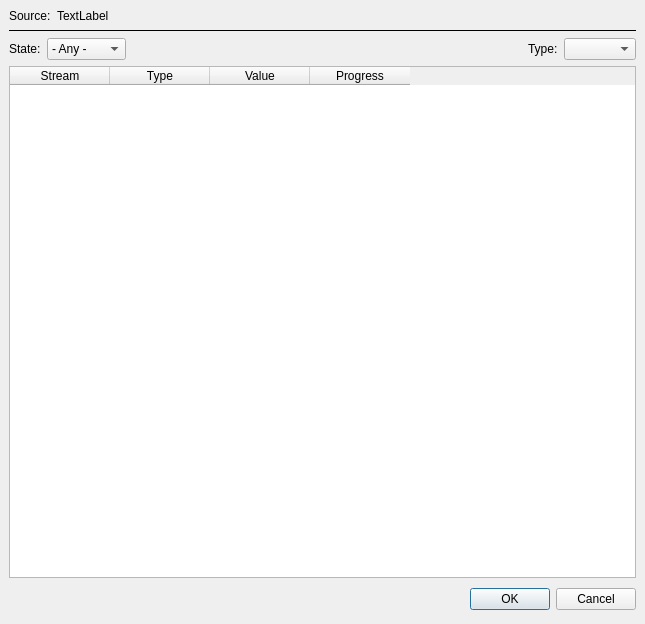
This is libs/seiscomp/gui/datamodel/calculateamplitudes.ui in SeisComP/common as Qt 5 draws it before an edit. The edited form follows.
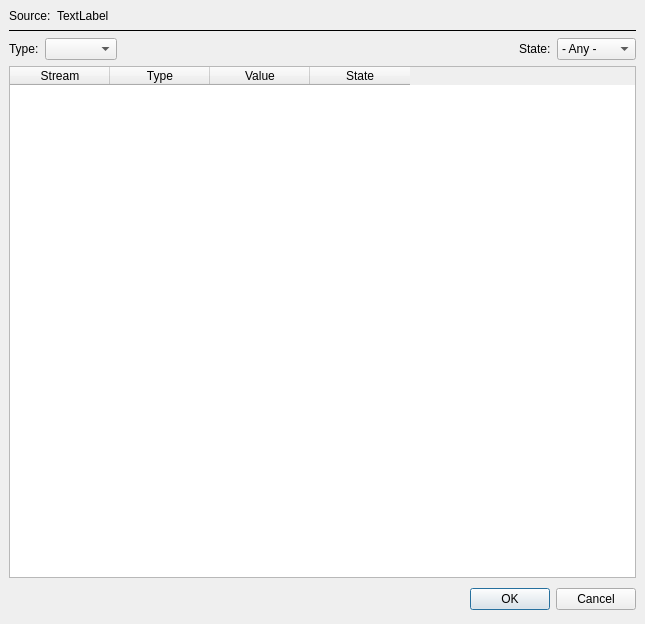
This is the edited form.

Commit message: [scolv] Update amplitude status window - Allow sorting columns - Rename header of Progress column to Status - Allow sorting columns, default is sorting by Status column - Sort Status column by context not alphabet

Diff of the .ui file:
```diff
--- a/libs/seiscomp/gui/datamodel/calculateamplitudes.ui
+++ b/libs/seiscomp/gui/datamodel/calculateamplitudes.ui
@@ -75,34 +75,20 @@
       <number>0</number>
      </property>
      <item>
-      <widget class="QLabel" name="label_2">
+      <widget class="QLabel" name="label_3">
        <property name="text">
-        <string>State:</string>
+        <string>Type:</string>
        </property>
       </widget>
      </item>
      <item>
-      <widget class="QComboBox" name="comboFilterState">
-       <item>
-        <property name="text">
-         <string>- Any -</string>
-        </property>
-       </item>
-       <item>
-        <property name="text">
-         <string>Success</string>
-        </property>
-       </item>
-       <item>
-        <property name="text">
-         <string>Error</string>
-        </property>
-       </item>
-       <item>
-        <property name="text">
-         <string>Progress</string>
-        </property>
-       </item>
+      <widget class="QComboBox" name="comboFilterType">
+       <property name="sizePolicy">
+        <sizepolicy hsizetype="Maximum" vsizetype="Fixed">
+         <horstretch>0</horstretch>
+         <verstretch>0</verstretch>
+        </sizepolicy>
+       </property>
       </widget>
      </item>
      <item>
@@ -119,20 +105,34 @@
       </spacer>
      </item>
      <item>
-      <widget class="QLabel" name="label_3">
+      <widget class="QLabel" name="label_2">
        <property name="text">
-        <string>Type:</string>
+        <string>State:</string>
        </property>
       </widget>
      </item>
      <item>
-      <widget class="QComboBox" name="comboFilterType">
-       <property name="sizePolicy">
-        <sizepolicy hsizetype="Maximum" vsizetype="Fixed">
-         <horstretch>0</horstretch>
-         <verstretch>0</verstretch>
-        </sizepolicy>
-       </property>
+      <widget class="QComboBox" name="comboFilterState">
+       <item>
+        <property name="text">
+         <string>- Any -</string>
+        </property>
+       </item>
+       <item>
+        <property name="text">
+         <string>Success</string>
+        </property>
+       </item>
+       <item>
+        <property name="text">
+         <string>Error</string>
+        </property>
+       </item>
+       <item>
+        <property name="text">
+         <string>Progress</string>
+        </property>
+       </item>
       </widget>
      </item>
     </layout>
@@ -156,7 +156,7 @@
      </column>
      <column>
       <property name="text">
-       <string>Progress</string>
+       <string>State</string>
       </property>
      </column>
     </widget>
```
The commit also changes 2 other files.
